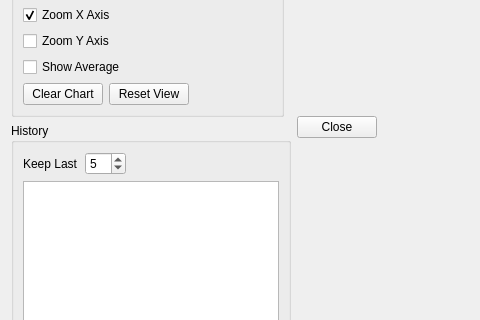
The window that src/GuiQt/TimeCourseDialog.ui (Washington-University/workbench) describes before a commit, drawn with Qt 5; both pictures show x 0 to 480 and y 148 to 468 of the 880 by 550 pixel window.
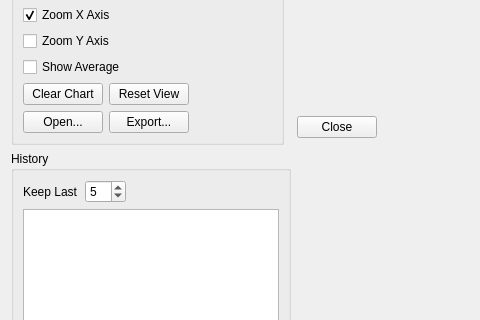
The same window after the commit. Custom widgets are drawn as their Qt base class.

Commit message: Added ability to export to png and open dvars files from the time course dialog.

```diff
--- a/src/GuiQt/TimeCourseDialog.ui
+++ b/src/GuiQt/TimeCourseDialog.ui
@@ -270,6 +270,43 @@
           </item>
          </layout>
         </item>
+        <item row="1" column="0">
+         <layout class="QHBoxLayout" name="horizontalLayout_10">
+          <item>
+           <widget class="QPushButton" name="openTimeLineButton">
+            <property name="toolTip">
+             <string>Open Plot Data ...</string>
+            </property>
+            <property name="text">
+             <string>Open...</string>
+            </property>
+           </widget>
+          </item>
+          <item>
+           <widget class="QPushButton" name="exportImageButton">
+            <property name="toolTip">
+             <string>Export to Image File</string>
+            </property>
+            <property name="text">
+             <string>Export...</string>
+            </property>
+           </widget>
+          </item>
+          <item>
+           <spacer name="horizontalSpacer_7">
+            <property name="orientation">
+             <enum>Qt::Horizontal</enum>
+            </property>
+            <property name="sizeHint" stdset="0">
+             <size>
+              <width>40</width>
+              <height>20</height>
+             </size>
+            </property>
+           </spacer>
+          </item>
+         </layout>
+        </item>
        </layout>
       </widget>
      </item>
```
Left out of the diff: 17 changed lines with no effect on the pictures. The commit also changes 2 other files.
